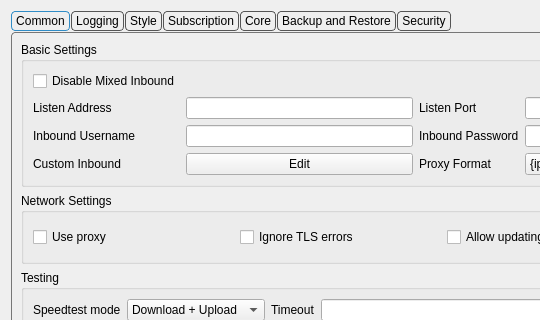
Old version of the form include/ui/setting/dialog_basic_settings.ui in the repository shengmo0210/Throne; both pictures show x 0 to 540 and y 0 to 320 of the 925 by 472 pixel window.
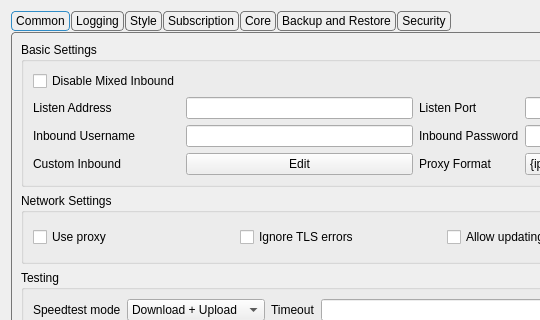
New version of the form. Custom widgets are drawn as their Qt base class.

Commit message: fix missed uis

Patch:
```diff
--- a/include/ui/setting/dialog_basic_settings.ui
+++ b/include/ui/setting/dialog_basic_settings.ui
@@ -51,7 +51,7 @@
 }
 
 QTabBar::tab {
-    border: 1px solid #555555;
+    border: 1px solid #777777;
     border-radius: 4px;
 
     padding: 2px 4px;
@@ -63,7 +63,7 @@
 }
 
 QTabBar::tab:!selected {
-    border: 1px solid #555555;
+    border: 1px solid #777777;
 }
 
 QTabBar::tab:hover:!selected {
```
Left out of the diff: 2 changed lines with no effect on the pictures. The commit also changes 4 other files.
